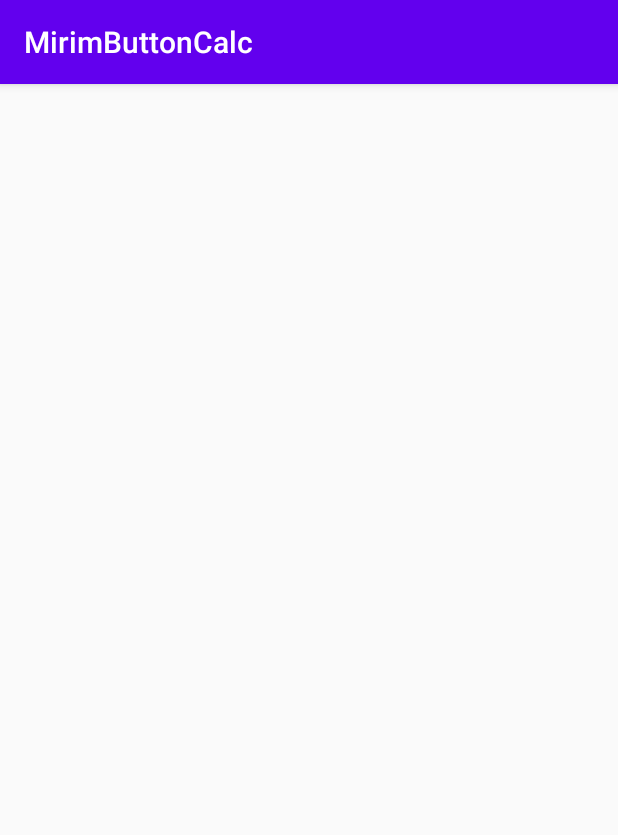
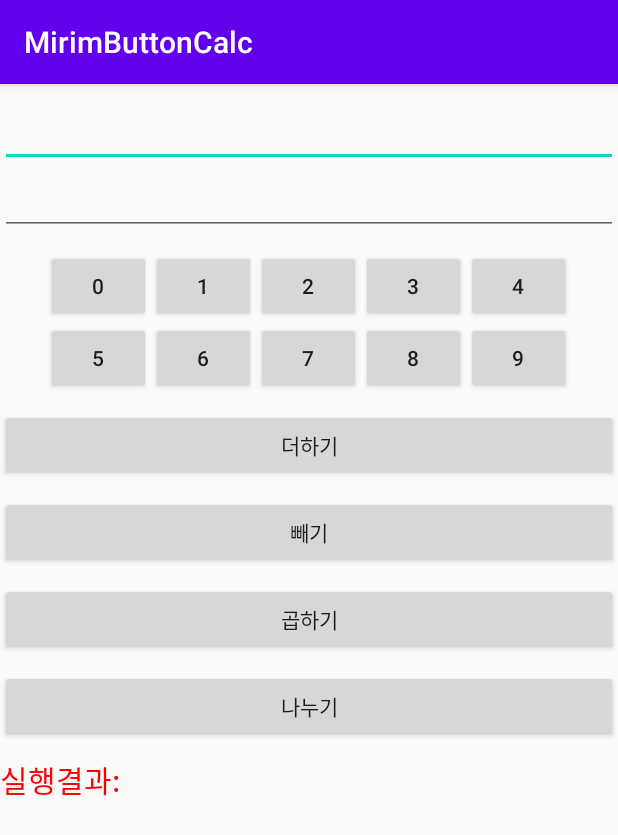
Before and after one commit to MoonJinjin/MirimButtonCalc, an Android app: the screen it shows after launch (MainActivity), on a phone screen of 412 x 824 dp. Shown: the top 835 px of the screen. Run offline under Robolectric (Android 15) with nearby library versions, the phone set to English and light mode, and no system bars.

Commit message:
Complete Number Buttons Event Programming

```diff
--- a/app/src/main/java/kr/hs/emirim/s2019s11/mirimbuttoncalc/MainActivity.java
+++ b/app/src/main/java/kr/hs/emirim/s2019s11/mirimbuttoncalc/MainActivity.java
@@ -3,12 +3,42 @@ package kr.hs.emirim.s2019s11.mirimbuttoncalc;
 import androidx.appcompat.app.AppCompatActivity;
 
 import android.os.Bundle;
+import android.view.View;
+import android.widget.Button;
+import android.widget.EditText;
+import android.widget.Toast;
 
 public class MainActivity extends AppCompatActivity {
+    int[] btnId = {R.id.btn_0,R.id.btn_1,R.id.btn_2,R.id.btn_3,R.id.btn_4,
+            R.id.btn_5,R.id.btn_6,R.id.btn_7,R.id.btn_8,R.id.btn_9};
+    Button[] btnN = new Button[btnId.length];
+    EditText edit1, edit2;
+    String num1, num2;
 
     @Override
     protected void onCreate(Bundle savedInstanceState) {
         super.onCreate(savedInstanceState);
         setContentView(R.layout.activity_main);
+        edit1 = findViewById(R.id.edit1);
+        edit2 = findViewById(R.id.edit2);
+        for(int i=0; i<btnN.length; i++) {
+            btnN[i] = findViewById(btnId[i]);
+            btnN[i].setOnClickListener(btnNListener);
+        }
     }
+    View.OnClickListener btnNListener = new View.OnClickListener() {
+        @Override
+        public void onClick(View v) {
+            Button btn = (Button) v;
+            if(edit1.isFocused() == true) {
+                num1 = edit1.getText().toString() + btn.getText().toString();
+                edit1.setText(num1);
+            } else if(edit2.isFocused() == true) {
+                num2 = edit2.getText().toString() + btn.getText().toString();
+                edit2.setText(num2);
+            } else {
+                Toast.makeText(getApplicationContext(), "EditText를 선택해주세요.", Toast.LENGTH_SHORT).show();
+            }
+        }
+    };
 }
--- a/app/src/main/res/layout/activity_main.xml
+++ b/app/src/main/res/layout/activity_main.xml
@@ -7,6 +7,111 @@
     tools:context=".MainActivity"
     android:orientation="vertical">
 
-
+    <EditText
+        android:id="@+id/edit1"
+        android:layout_width="match_parent"
+        android:layout_height="wrap_content"
+        android:layout_marginTop="10dp"/>
+    <EditText
+        android:id="@+id/edit2"
+        android:layout_width="match_parent"
+        android:layout_height="wrap_content"/>
+    <TableLayout
+        android:layout_marginTop="10dp"
+        android:layout_width="match_parent"
+        android:layout_height="wrap_content">
+        <TableRow
+            android:layout_width="match_parent"
+            android:layout_height="wrap_content"
+            android:gravity="center_horizontal">
+            <Button
+                android:id="@+id/btn_0"
+                android:layout_width="70dp"
+                android:layout_height="wrap_content"
+                android:text="0"/>
+            <Button
+                android:id="@+id/btn_1"
+                android:layout_width="70dp"
+                android:layout_height="wrap_content"
+                android:text="1"/>
+            <Button
+                android:id="@+id/btn_2"
+                android:layout_width="70dp"
+                android:layout_height="wrap_content"
+                android:text="2"/>
+            <Button
+                android:id="@+id/btn_3"
+                android:layout_width="70dp"
+                android:layout_height="wrap_content"
+                android:text="3"/>
+            <Button
+                android:id="@+id/btn_4"
+                android:layout_width="70dp"
+                android:layout_height="wrap_content"
+                android:text="4"/>
+        </TableRow>
+        <TableRow
+            android:layout_width="match_parent"
+            android:layout_height="wrap_content"
+            android:gravity="center_horizontal">
+            <Button
+                android:id="@+id/btn_5"
+                android:layout_width="70dp"
+                android:layout_height="wrap_content"
+                android:text="5"/>
+            <Button
+                android:id="@+id/btn_6"
+                android:layout_width="70dp"
+                android:layout_height="wrap_content"
+                android:text="6"/>
+            <Button
+                android:id="@+id/btn_7"
+                android:layout_width="70dp"
+                android:layout_height="wrap_content"
+                android:text="7"/>
+            <Button
+                android:id="@+id/btn_8"
+                android:layout_width="70dp"
+                android:layout_height="wrap_content"
+                android:text="8"/>
+            <Button
+                android:id="@+id/btn_9"
+                android:layout_width="70dp"
+                android:layout_height="wrap_content"
+                android:text="9"/>
+        </TableRow>
+    </TableLayout>
+    <Button
+        android:id="@+id/plus"
+        android:layout_width="match_parent"
+        android:layout_height="wrap_content"
+        android:layout_marginTop="10dp"
+        android:text="더하기"/>
+    <Button
+        android:id="@+id/minus"
+        android:layout_width="match_parent"
+        android:layout_height="wrap_content"
+        android:layout_marginTop="10dp"
+        android:text="빼기"/>
+    <Button
+        android:id="@+id/multi"
+        android:layout_width="match_parent"
+        android:layout_height="wrap_content"
+        android:layout_marginTop="10dp"
+        android:text="곱하기"/>
+    <Button
+        android:id="@+id/divide"
+        android:layout_width="match_parent"
+        android:layout_height="wrap_content"
+        android:layout_marginTop="10dp"
+        android:text="나누기"/>
+    <TextView
+        android:id="@+id/text_result"
+        android:layout_marginTop="10dp"
+        android:layout_width="match_parent"
+        android:layout_height="wrap_content"
+        android:text="실행결과:"
+        android:textSize="20sp"
+        android:textColor="#ff0000"/>
 
 </LinearLayout>
```
